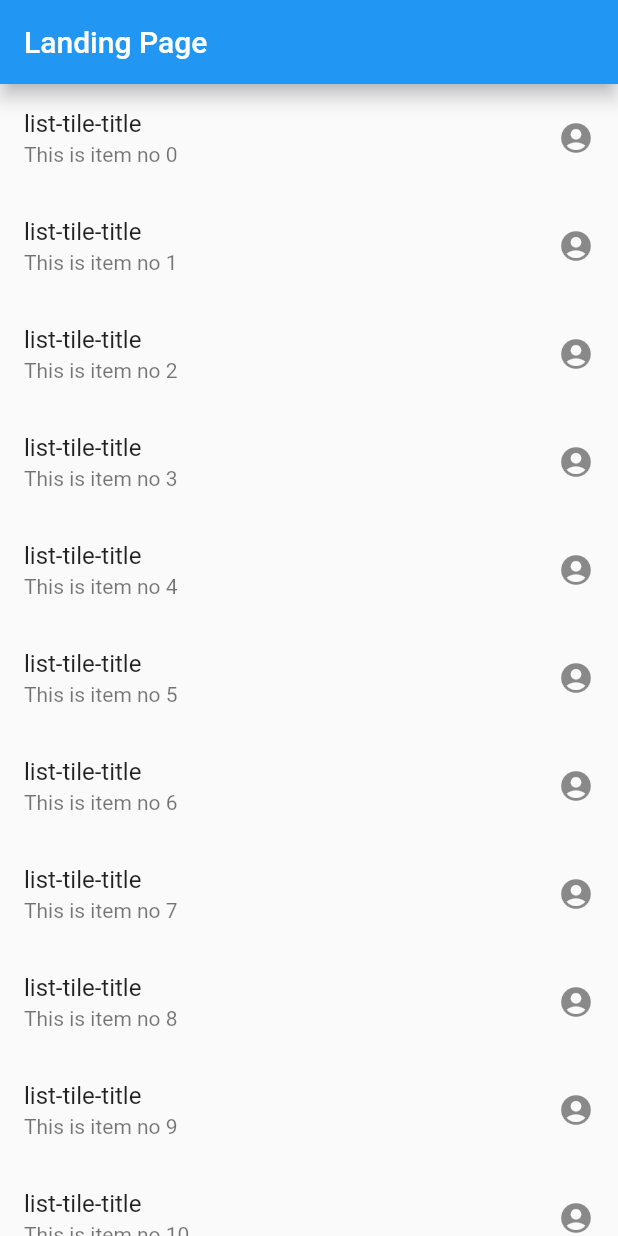
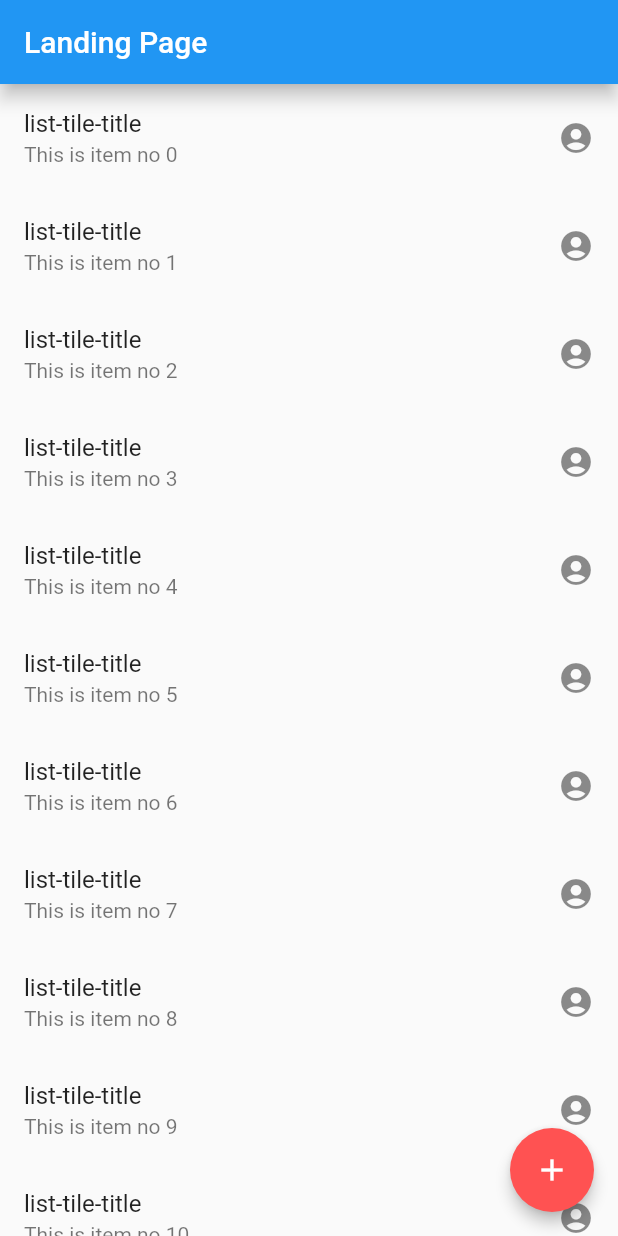
Before and after one commit to cranium44/deca_classroom, a Flutter app: the screen it shows after launch, on a phone screen of 412 x 824 dp. Run offline on Flutter 3.47's test engine with Material 2 defaults, Android fonts, the phone set to English and light mode, and no system bars.

Commit message:
added the floating action button

```diff
--- a/lib/main.dart
+++ b/lib/main.dart
@@ -1,3 +1,4 @@
+import 'package:flutter/cupertino.dart';
 import 'package:flutter/material.dart';
 import 'home.dart';
 import 'contact_list.dart';
@@ -7,13 +8,19 @@ void main() => runApp(MyApp());
 class MyApp extends StatelessWidget {
   @override
   Widget build(BuildContext context) {
-
     return MaterialApp(
       debugShowCheckedModeBanner: false,
       title: "My app",
       home: Scaffold(
         appBar: AppBar(title: Text("Landing Page"), elevation: 5.0),
         body: ContactList(),
+        floatingActionButton: FloatingActionButton(
+            onPressed: null,
+            tooltip: "Add new contact",
+            elevation: 4,
+            child: Icon(Icons.add),
+            foregroundColor: Color.fromRGBO(255, 255, 255, 1.0),
+            backgroundColor: Colors.redAccent),
       ),
     );
   }
```
